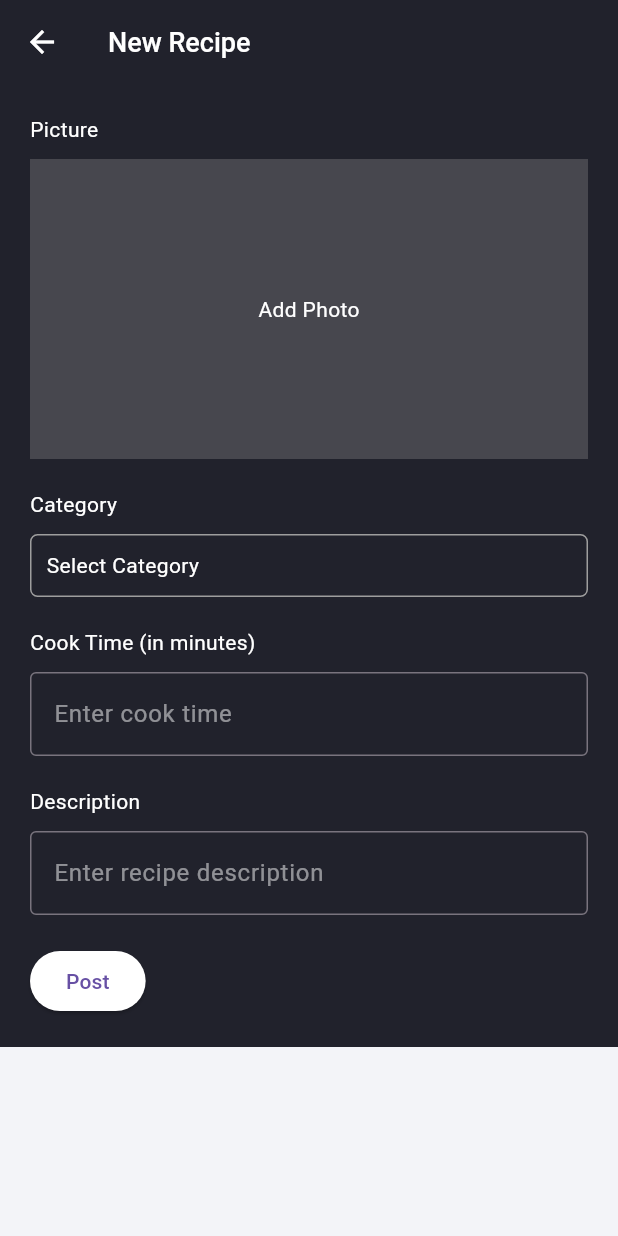
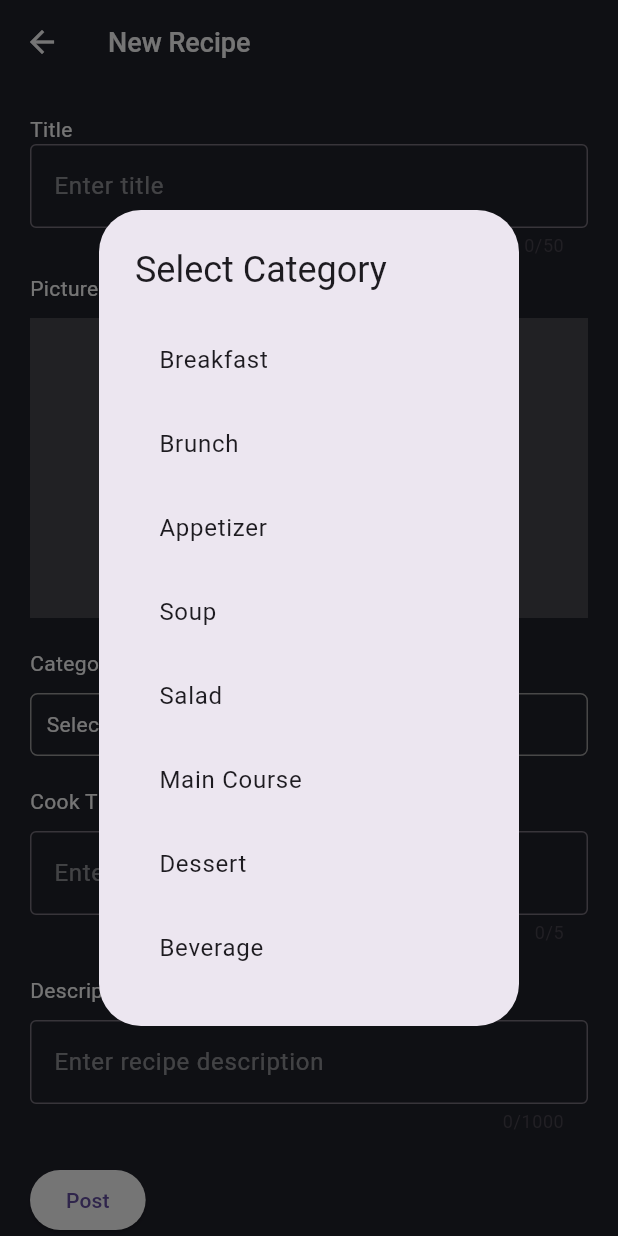
Before and after one commit to DenisGrudin1n/RecipeMobileApp, a Flutter app: the AddRecipeForm screen opened directly, after a tap on "Select Category", on a phone screen of 412 x 824 dp. Run offline on Flutter 3.47's test engine with Material 3 defaults, Android fonts, the phone set to English and light mode, and no system bars; our stand-ins replace cloud_firestore, firebase_auth, firebase_core, flutter_screenutil, flutter_vector_icons, get; accounts and stored records are empty; network calls fail; project files that could hold a hidden picture were left out.

Commit message:
upd: custom recipe textfieldform validation + minor code refactoring

```diff
--- a/lib/main.dart
+++ b/lib/main.dart
@@ -5,6 +5,7 @@ import 'package:flutter_screenutil/flutter_screenutil.dart';
 import 'package:get/get.dart';
 import 'package:recipeapp/constants/constants.dart';
 import 'package:recipeapp/controllers/favorite_controller.dart';
+import 'package:recipeapp/controllers/tab_index_controller.dart';
 import 'package:recipeapp/controllers/user_controller.dart';
 import 'package:recipeapp/firebase_options.dart';
 import 'package:recipeapp/views/entrypoint.dart';
@@ -13,9 +14,16 @@ import 'package:recipeapp/views/login/login_page.dart';
 void main() async {
   WidgetsFlutterBinding.ensureInitialized();
   await Firebase.initializeApp(options: DefaultFirebaseOptions.currentPlatform);
-  Get.put(FavoriteController());
-  Get.put(UserController());
   runApp(const MyApp());
+}
+
+class AppBindings extends Bindings {
+  @override
+  void dependencies() {
+    Get.lazyPut<FavoriteController>(() => FavoriteController());
+    Get.lazyPut<UserController>(() => UserController());
+    Get.lazyPut<TabIndexController>(() => TabIndexController());
+  }
 }
 
 class MyApp extends StatelessWidget {
@@ -36,6 +44,7 @@ class MyApp extends StatelessWidget {
             iconTheme: const IconThemeData(color: kDark),
             primarySwatch: Colors.grey,
           ),
+          initialBinding: AppBindings(),
           home: StreamBuilder(
               stream: FirebaseAuth.instance.authStateChanges(),
               builder: (context, snapshot) {
--- a/lib/views/add/add_recipe_form.dart
+++ b/lib/views/add/add_recipe_form.dart
@@ -1,9 +1,45 @@
 import 'package:flutter/material.dart';
 import 'package:get/get.dart';
 import 'package:recipeapp/constants/constants.dart';
+import 'package:recipeapp/constants/uidata.dart';
 
-class AddRecipeForm extends StatelessWidget {
+class AddRecipeForm extends StatefulWidget {
   const AddRecipeForm({Key? key}) : super(key: key);
+
+  @override
+  State<AddRecipeForm> createState() => _AddRecipeFormState();
+}
+
+class _AddRecipeFormState extends State<AddRecipeForm> {
+  String selectedCategory = 'Select Category';
+
+  List<String> categories = dishCategories;
+
+  void _selectCategory(BuildContext context) {
+    showDialog(
+      context: context,
+      builder: (BuildContext context) {
+        return AlertDialog(
+          title: const Text('Select Category'),
+          content: SingleChildScrollView(
+            child: Column(
+              children: categories.map((category) {
+                return ListTile(
+                  title: Text(category),
+                  onTap: () {
+                    setState(() {
+                      selectedCategory = category;
+                    });
+                    Get.back();
+                  },
+                );
+              }).toList(),
+            ),
+          ),
+        );
+      },
+    );
+  }
 
   @override
   Widget build(BuildContext context) {
@@ -30,6 +66,21 @@ class AddRecipeForm extends StatelessWidget {
           child: Column(
             crossAxisAlignment: CrossAxisAlignment.start,
             children: [
+              const Text(
+                'Title',
+                style: TextStyle(color: kWhite),
+              ),
+              TextFormField(
+                style: const TextStyle(color: kWhite),
+                keyboardType: TextInputType.text,
+                maxLength: 50,
+                decoration: InputDecoration(
+                  border: const OutlineInputBorder(),
+                  hintText: 'Enter title',
+                  hintStyle: TextStyle(color: kWhite.withOpacity(0.5)),
+                ),
+              ),
+              const SizedBox(height: 10),
               const Text(
                 'Picture',
                 style: TextStyle(color: kWhite),
@@ -58,9 +109,7 @@ class AddRecipeForm extends StatelessWidget {
               ),
               const SizedBox(height: 10),
               GestureDetector(
-                onTap: () {
-                  // Додати обробник для відкриття вікна з категоріями
-                },
+                onTap: () => _selectCategory(context),
                 child: Container(
                   width: double.infinity,
                   padding: const EdgeInsets.all(10),
@@ -68,9 +117,9 @@ class AddRecipeForm extends StatelessWidget {
                     border: Border.all(color: Colors.grey),
                     borderRadius: BorderRadius.circular(5),
                   ),
-                  child: const Text(
-                    'Select Category',
-                    style: TextStyle(color: kWhite),
+                  child: Text(
+                    selectedCategory,
+                    style: const TextStyle(color: kWhite),
                   ),
                 ),
               ),
@@ -83,6 +132,7 @@ class AddRecipeForm extends StatelessWidget {
               TextFormField(
                 style: const TextStyle(color: kWhite),
                 keyboardType: TextInputType.number,
+                maxLength: 5,
                 decoration: InputDecoration(
                   border: const OutlineInputBorder(),
                   hintText: 'Enter cook time',
@@ -97,8 +147,11 @@ class AddRecipeForm extends StatelessWidget {
               const SizedBox(height: 10),
               TextFormField(
                 style: const TextStyle(color: kWhite),
-                maxLines: null,
+                maxLines: 20,
+                minLines: 1,
+                maxLength: 20 * 50,
                 keyboardType: TextInputType.multiline,
+                cursorColor: kWhite,
                 decoration: InputDecoration(
                   border: const OutlineInputBorder(),
                   hintText: 'Enter recipe description',
@@ -111,7 +164,7 @@ class AddRecipeForm extends StatelessWidget {
                   // Додати обробник для публікації рецепту
                 },
                 style: ElevatedButton.styleFrom(
-                  primary: kWhite,
+                  backgroundColor: kWhite,
                 ),
                 child: const Text('Post'),
               ),
```
Also changed, not shown: 1 other file.
